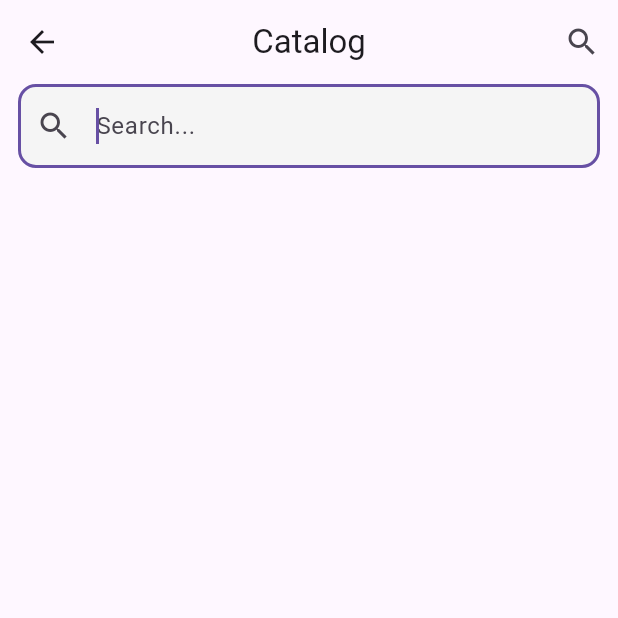
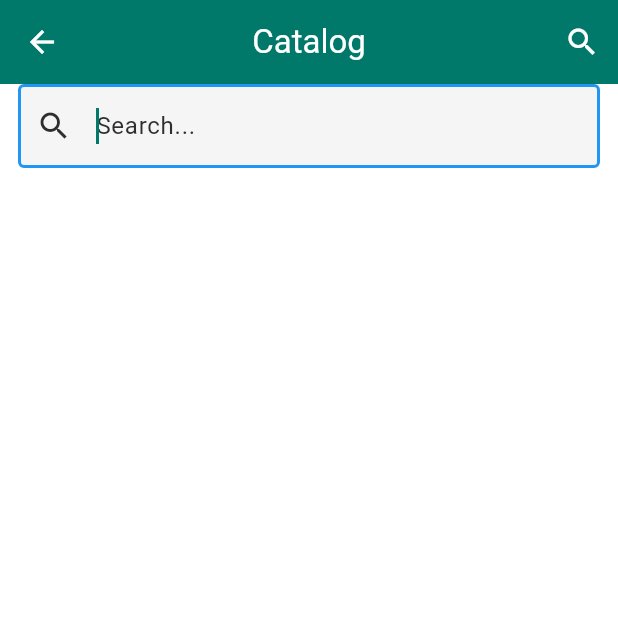
Before and after one commit to Manishshtestha/excelerate_intern_app, a Flutter app: the CatalogPage screen opened by its route, after a tap on the "search" icon, on a phone screen of 412 x 824 dp, the top half of it. Run offline on Flutter 3.47's test engine with Material 3 defaults, Android fonts, the phone set to English and light mode, and no system bars; network calls fail; Roboto replaces fonts that are missing (Poppins).

Commit message:
Add theme support with light and dark themes for the application

```diff
--- a/lib/main.dart
+++ b/lib/main.dart
@@ -5,6 +5,7 @@ import 'package:excelerate_intern_app/pages/progress.dart';
 import 'package:excelerate_intern_app/pages/register.dart';
 import 'package:excelerate_intern_app/pages/splash_screen.dart';
 import 'package:excelerate_intern_app/pages/catalog.dart';
+import 'package:excelerate_intern_app/theme.dart';
 import 'package:flutter/material.dart';
 
 void main() {
@@ -17,6 +18,9 @@ class MyApp extends StatelessWidget {
   @override
   Widget build(BuildContext context) {
     return MaterialApp(
+      theme: excelerateLightTheme,
+      darkTheme: excelerateDarkTheme,
+      themeMode: ThemeMode.system, // auto-switches by system
       home: SplashScreen(),
       debugShowCheckedModeBanner: false,
       routes: {
--- /dev/null
+++ b/lib/theme.dart
@@ -0,0 +1,173 @@
+import 'package:flutter/material.dart';
+
+//
+// LIGHT THEME
+//
+final ColorScheme excelerateLightScheme = ColorScheme(
+  brightness: Brightness.light,
+  primary: const Color(0xFF00796B), // Deep Emerald
+  onPrimary: Colors.white,
+  secondary: const Color(0xFF2196F3), // Azure Blue
+  onSecondary: Colors.white,
+  tertiary: const Color(0xFF00E676), // Electric Green
+  onTertiary: Colors.black,
+  error: const Color(0xFFFF5252), // Coral Red
+  onError: Colors.white,
+  surface: Colors.white,
+  onSurface: const Color(0xFF2E2E2E),
+);
+
+final ThemeData excelerateLightTheme = ThemeData(
+  useMaterial3: true,
+  colorScheme: excelerateLightScheme,
+  fontFamily: 'Poppins',
+
+  // Texts
+  textTheme: const TextTheme(
+    headlineLarge: TextStyle(
+      fontWeight: FontWeight.bold,
+      color: Color(0xFF2E2E2E),
+    ),
+    bodyMedium: TextStyle(color: Color(0xFF7E8B92)), // Cool Gray
+  ),
+
+  // AppBar
+  appBarTheme: const AppBarTheme(
+    backgroundColor: Color(0xFF00796B),
+    foregroundColor: Colors.white,
+    elevation: 0,
+  ),
+
+  // Buttons
+  elevatedButtonTheme: ElevatedButtonThemeData(
+    style: ElevatedButton.styleFrom(
+      backgroundColor: const Color(0xFF00796B),
+      foregroundColor: Colors.white,
+      padding: const EdgeInsets.symmetric(horizontal: 20, vertical: 12),
+      shape: RoundedRectangleBorder(
+        borderRadius: BorderRadius.all(Radius.circular(12)),
+      ),
+    ),
+  ),
+
+  outlinedButtonTheme: OutlinedButtonThemeData(
+    style: OutlinedButton.styleFrom(
+      side: const BorderSide(color: Color(0xFF2196F3)),
+      foregroundColor: const Color(0xFF2196F3),
+      shape: RoundedRectangleBorder(
+        borderRadius: BorderRadius.all(Radius.circular(12)),
+      ),
+    ),
+  ),
+
+  floatingActionButtonTheme: const FloatingActionButtonThemeData(
+    backgroundColor: Color(0xFF00E676),
+    foregroundColor: Colors.black,
+  ),
+
+  // Cards
+  cardTheme: CardThemeData(
+    color: Colors.white,
+    elevation: 2,
+    margin: const EdgeInsets.all(8),
+    shape: RoundedRectangleBorder(borderRadius: BorderRadius.circular(16)),
+    shadowColor: Colors.black12,
+  ),
+
+  // Chips
+  chipTheme: ChipThemeData(
+    backgroundColor: const Color(0xFFE0F2F1),
+    labelStyle: const TextStyle(color: Color(0xFF00796B)),
+    selectedColor: const Color(0xFF00E676),
+    padding: const EdgeInsets.symmetric(horizontal: 10, vertical: 6),
+    shape: RoundedRectangleBorder(borderRadius: BorderRadius.circular(10)),
+  ),
+
+  // Progress indicators
+  progressIndicatorTheme: const ProgressIndicatorThemeData(
+    color: Color(0xFF00E676),
+    circularTrackColor: Color(0xFFB2DFDB),
+  ),
+
+  // Inputs
+  inputDecorationTheme: const InputDecorationTheme(
+    border: OutlineInputBorder(
+      borderRadius: BorderRadius.all(Radius.circular(12)),
+    ),
+    focusedBorder: OutlineInputBorder(
+      borderSide: BorderSide(color: Color(0xFF2196F3), width: 2),
+    ),
+    labelStyle: TextStyle(color: Color(0xFF7E8B92)),
+  ),
+
+  // Divider
+  dividerTheme: const DividerThemeData(color: Color(0xFFE0E0E0), thickness: 1),
+
+  // Dialogs
+  dialogTheme: DialogThemeData(
+    backgroundColor: Colors.white,
+    shape: RoundedRectangleBorder(borderRadius: BorderRadius.circular(20)),
+    titleTextStyle: const TextStyle(
+      fontWeight: FontWeight.bold,
+      color: Color(0xFF2E2E2E),
+    ),
+    contentTextStyle: const TextStyle(color: Color(0xFF7E8B92)),
+  ),
+);
+
+//
+// DARK THEME
+//
+final ColorScheme excelerateDarkScheme = ColorScheme(
+  brightness: Brightness.dark,
+  primary: const Color(0xFF00E676),
+  onPrimary: Colors.black,
+  secondary: const Color(0xFF2196F3),
+  onSecondary: Colors.white,
+  tertiary: const Color(0xFF00796B),
+  onTertiary: Colors.white,
+  error: const Color(0xFFFF5252),
+  onError: Colors.white,
+  surface: const Color(0xFF2E2E2E),
+  onSurface: Colors.white,
+);
+
+final ThemeData excelerateDarkTheme = ThemeData(
+  useMaterial3: true,
+  colorScheme: excelerateDarkScheme,
+  fontFamily: 'Poppins',
+
+  appBarTheme: const AppBarTheme(
+    backgroundColor: Color(0xFF1C1C1E),
+    foregroundColor: Colors.white,
+  ),
+
+  cardTheme: CardThemeData(
+    color: const Color(0xFF2E2E2E),
+    shape: RoundedRectangleBorder(borderRadius: BorderRadius.circular(16)),
+    shadowColor: Colors.black45,
+  ),
+
+  chipTheme: ChipThemeData(
+    backgroundColor: const Color(0xFF263238),
+    labelStyle: const TextStyle(color: Colors.white),
+    selectedColor: const Color(0xFF00E676),
+    padding: const EdgeInsets.symmetric(horizontal: 10, vertical: 6),
+    shape: RoundedRectangleBorder(borderRadius: BorderRadius.circular(10)),
+  ),
+
+  progressIndicatorTheme: const ProgressIndicatorThemeData(
+    color: Color(0xFF00E676),
+    circularTrackColor: Color(0xFF37474F),
+  ),
+
+  dialogTheme: DialogThemeData(
+    backgroundColor: const Color(0xFF2E2E2E),
+    shape: RoundedRectangleBorder(borderRadius: BorderRadius.circular(20)),
+    titleTextStyle: const TextStyle(
+      fontWeight: FontWeight.bold,
+      color: Colors.white,
+    ),
+    contentTextStyle: const TextStyle(color: Color(0xFFB0BEC5)),
+  ),
+);
```
